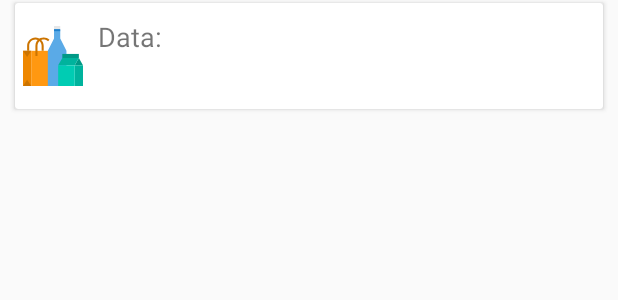
After one commit to gabrielgageiro/observatorio-mirim, an Android app: the layout list_item_produto.xml on its own in the app's theme, with its tools: preview values and no code run, on a phone screen of 412 x 824 dp. The commit adds this screen. Shown: the top 300 px of the screen. Run offline under Robolectric (Android 15) with nearby library versions, the phone set to English and light mode, and no system bars.

Commit message:
Inicio tela listagem produto

```diff
--- /dev/null
+++ b/app/src/main/res/drawable/ic_product.xml
@@ -0,0 +1,48 @@
+<vector xmlns:android="http://schemas.android.com/apk/res/android"
+    android:width="464dp"
+    android:height="464dp"
+    android:viewportWidth="464"
+    android:viewportHeight="464">
+  <path
+      android:pathData="m216,192h-152v272h192v-272zM216,192"
+      android:fillColor="#ff9811"/>
+  <path
+      android:pathData="m288,96v-64h-48v64l-48,96v272h144v-272zM288,96"
+      android:fillColor="#5aaae7"/>
+  <path
+      android:pathData="m0,192h64v272h-64zM0,192"
+      android:fillColor="#ee8700"/>
+  <path
+      android:pathData="m336,216h-32v32h128v-32zM336,216"
+      android:fillColor="#009986"/>
+  <path
+      android:pathData="m432,248 l32,56h-64zM432,248"
+      android:fillColor="#009986"/>
+  <path
+      android:pathData="m400,304h64v160h-64zM400,304"
+      android:fillColor="#00b39d"/>
+  <path
+      android:pathData="m336,248h-32l-32,56h128l32,-56zM336,248"
+      android:fillColor="#00b39d"/>
+  <path
+      android:pathData="m336,304h-64v160h128v-160zM336,304"
+      android:fillColor="#00ccb3"/>
+  <path
+      android:pathData="m240,0h48v32h-48zM240,0"
+      android:fillColor="#e6e7e8"/>
+  <path
+      android:pathData="m32,416 l32,48h-64zM32,416"
+      android:fillColor="#cc7400"/>
+  <path
+      android:pathData="m64,192 l-32,48 -32,-48zM64,192"
+      android:fillColor="#cc7400"/>
+  <path
+      android:pathData="m112,232h-16v-80c-0.004,-25.77 15.449,-49.027 39.211,-59.012 23.758,-9.98 51.184,-4.738 69.59,13.301l-11.199,11.422c-13.805,-13.527 -34.375,-17.461 -52.195,-9.973s-29.41,24.934 -29.406,44.262zM112,232"
+      android:fillColor="#cc7400"/>
+  <path
+      android:pathData="m160,192h-16v-40c0,-26.508 -21.492,-48 -48,-48s-48,21.492 -48,48v40h-16v-40c0,-35.348 28.652,-64 64,-64s64,28.652 64,64zM160,192"
+      android:fillColor="#cc7400"/>
+  <path
+      android:pathData="m240,24h48v16h-48zM240,24"
+      android:fillColor="#1e81ce"/>
+</vector>
--- /dev/null
+++ b/app/src/main/res/layout/list_item_produto.xml
@@ -0,0 +1,87 @@
+<?xml version="1.0" encoding="utf-8"?>
+<LinearLayout
+    xmlns:android="http://schemas.android.com/apk/res/android"
+    android:orientation="vertical"
+    android:layout_width="match_parent"
+    android:layout_height="match_parent"
+    android:clipToPadding="false"
+    android:paddingBottom="@dimen/cardview_default_elevation"
+    android:paddingTop="@dimen/cardview_default_elevation"
+    >
+
+    <androidx.cardview.widget.CardView
+        android:layout_width="match_parent"
+        android:layout_height="wrap_content"
+        android:layout_marginRight="10dp"
+        android:layout_marginLeft="10dp"
+        >
+
+        <LinearLayout
+            android:layout_width="match_parent"
+            android:layout_height="match_parent"
+            android:orientation="horizontal"
+            android:layout_marginLeft="5dp"
+            android:layout_marginTop="10dp"
+            android:layout_marginBottom="10dp"
+            >
+
+            <ImageView
+                android:layout_width="40dp"
+                android:layout_height="40dp"
+                android:layout_marginTop="5dp"
+                android:layout_marginBottom="5dp"
+                android:src="@drawable/ic_product"
+                />
+
+
+            <LinearLayout
+                android:layout_width="wrap_content"
+                android:layout_height="wrap_content"
+                android:orientation="vertical"
+                >
+
+                <LinearLayout
+                    android:layout_width="wrap_content"
+                    android:layout_height="wrap_content"
+                    android:orientation="horizontal"
+                    >
+
+                    <TextView
+                        android:layout_width="wrap_content"
+                        android:layout_height="wrap_content"
+                        android:layout_marginLeft="10dp"
+                        android:textSize="18sp"
+                        android:text="Data: "
+                        />
+
+                    <TextView
+                        android:layout_width="wrap_content"
+                        android:layout_height="wrap_content"
+                        android:textSize="18sp"
+                        android:id="@+id/nome_produto"
+                        />
+
+                </LinearLayout>
+
+
+               <!-- <TextView
+                    android:layout_width="wrap_content"
+                    android:layout_height="wrap_content"
+                    android:layout_marginLeft="10dp"
+                    android:textSize="20sp"
+                    android:gravity="center"
+                    android:text="Toque para iniciar"
+                    />-->
+
+            </LinearLayout>
+
+
+
+        </LinearLayout>
+
+
+
+    </androidx.cardview.widget.CardView>
+
+
+</LinearLayout>
```
Also changed, not shown: app/src/main/java/com/observatorioMirim/api/models/produto/ProdutoDto.java (added, +46 -0 lines), app/src/main/java/com/observatorioMirim/utils/AbstractFragment.java (+12 -0 lines), app/src/main/java/com/observatorioMirim/views/entrada/produto/list/EntradaProdutoList.java (added, +21 -0 lines), app/src/main/java/com/observatorioMirim/views/entrada/produto/list/EntradaProdutoListAdapter.java (added, +44 -0 lines), app/src/main/java/com/observatorioMirim/views/entrada/produto/list/EntradaProdutoListFragment.java (added, +44 -0 lines), app/src/main/java/com/observatorioMirim/views/saida/list/SaidaListAdapter.java (+18 -0 lines), app/src/main/res/layout/fragment_list_produto.xml (added, +14 -0 lines).
